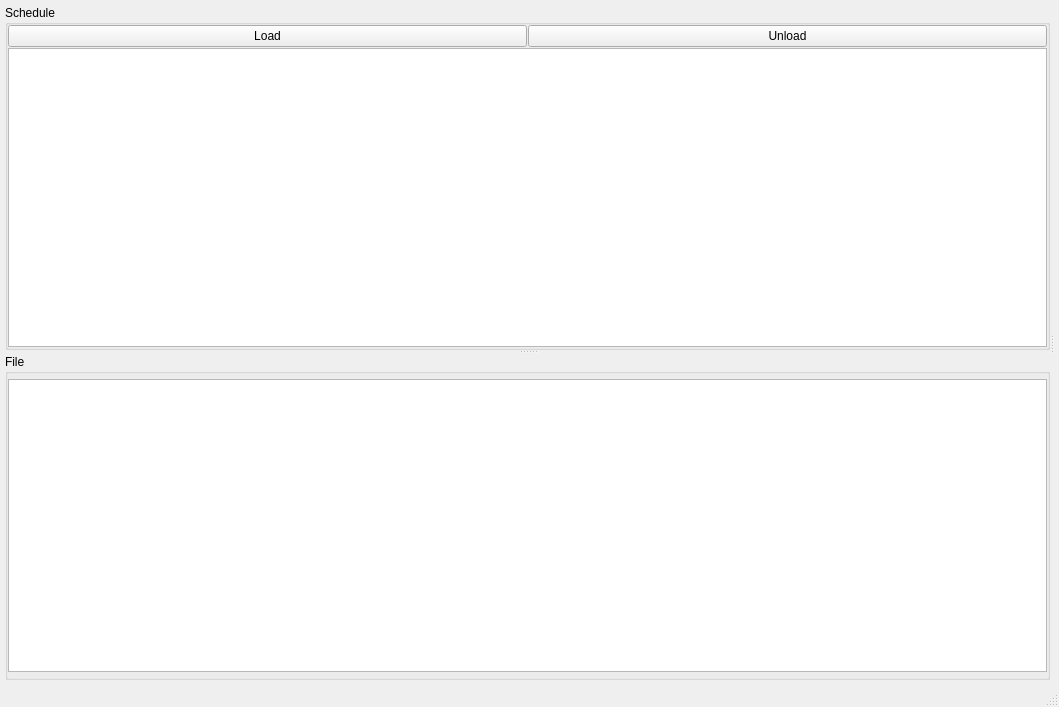
Before: the Qt Designer form mainwindow2.ui in MerlinSmiles/lithocontrol, drawn with Qt 5.
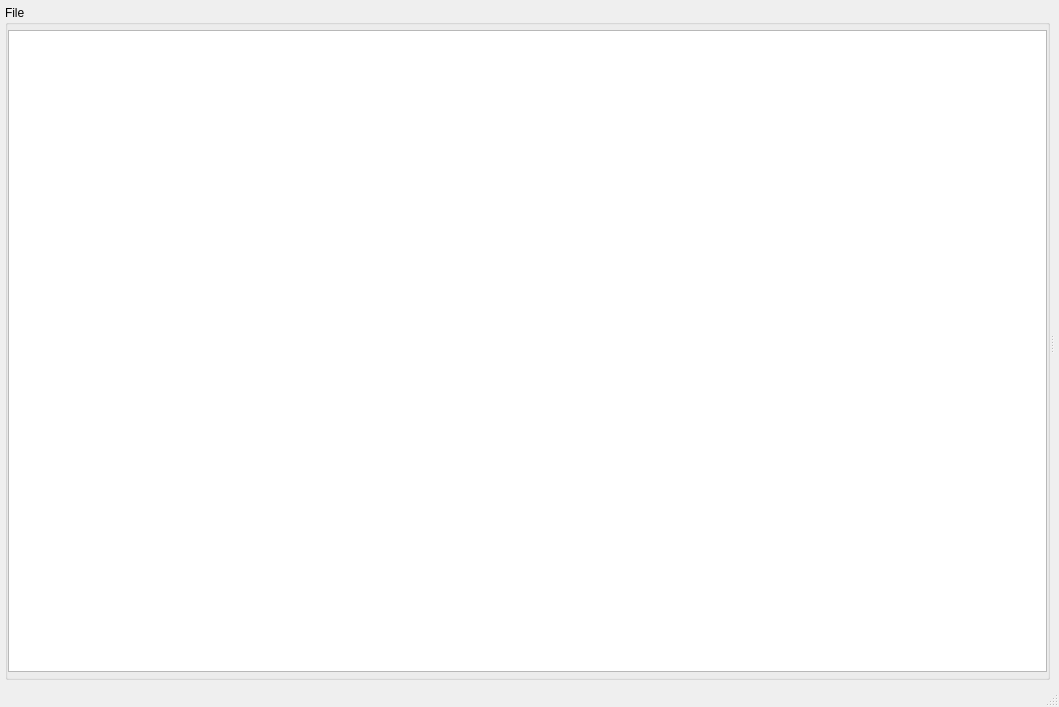
After: the same form once the commit is applied.

```diff
--- a/mainwindow2.ui
+++ b/mainwindow2.ui
@@ -54,62 +54,6 @@
        <property name="orientation">
         <enum>Qt::Vertical</enum>
        </property>
-       <widget class="QGroupBox" name="groupBox">
-        <property name="sizePolicy">
-         <sizepolicy hsizetype="Expanding" vsizetype="MinimumExpanding">
-          <horstretch>0</horstretch>
-          <verstretch>0</verstretch>
-         </sizepolicy>
-        </property>
-        <property name="minimumSize">
-         <size>
-          <width>0</width>
-          <height>20</height>
-         </size>
-        </property>
-        <property name="title">
-         <string>Schedule</string>
-        </property>
-        <property name="flat">
-         <bool>true</bool>
-        </property>
-        <property name="checkable">
-         <bool>false</bool>
-        </property>
-        <layout class="QVBoxLayout" name="verticalLayout_2">
-         <property name="spacing">
-          <number>1</number>
-         </property>
-         <property name="margin">
-          <number>0</number>
-         </property>
-         <item>
-          <layout class="QGridLayout" name="gridLayout_3">
-           <item row="0" column="1">
-            <widget class="QPushButton" name="butUnload">
-             <property name="text">
-              <string>Unload</string>
-             </property>
-            </widget>
-           </item>
-           <item row="0" column="0">
-            <widget class="QPushButton" name="butLoad">
-             <property name="text">
-              <string>Load</string>
-             </property>
-            </widget>
-           </item>
-          </layout>
-         </item>
-         <item>
-          <widget class="QTreeView" name="tree_schedule">
-           <property name="alternatingRowColors">
-            <bool>true</bool>
-           </property>
-          </widget>
-         </item>
-        </layout>
-       </widget>
        <widget class="QGroupBox" name="groupBox2">
         <property name="sizePolicy">
          <sizepolicy hsizetype="Expanding" vsizetype="MinimumExpanding">
```
Left out of the diff: 1 changed line with no effect on the pictures.
